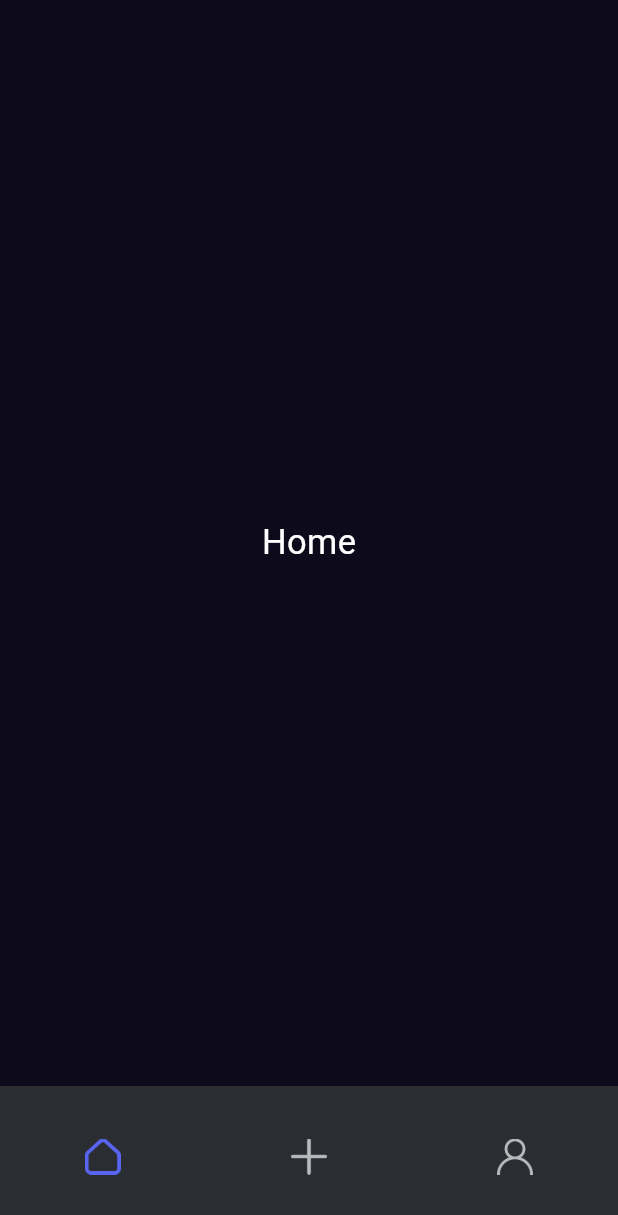
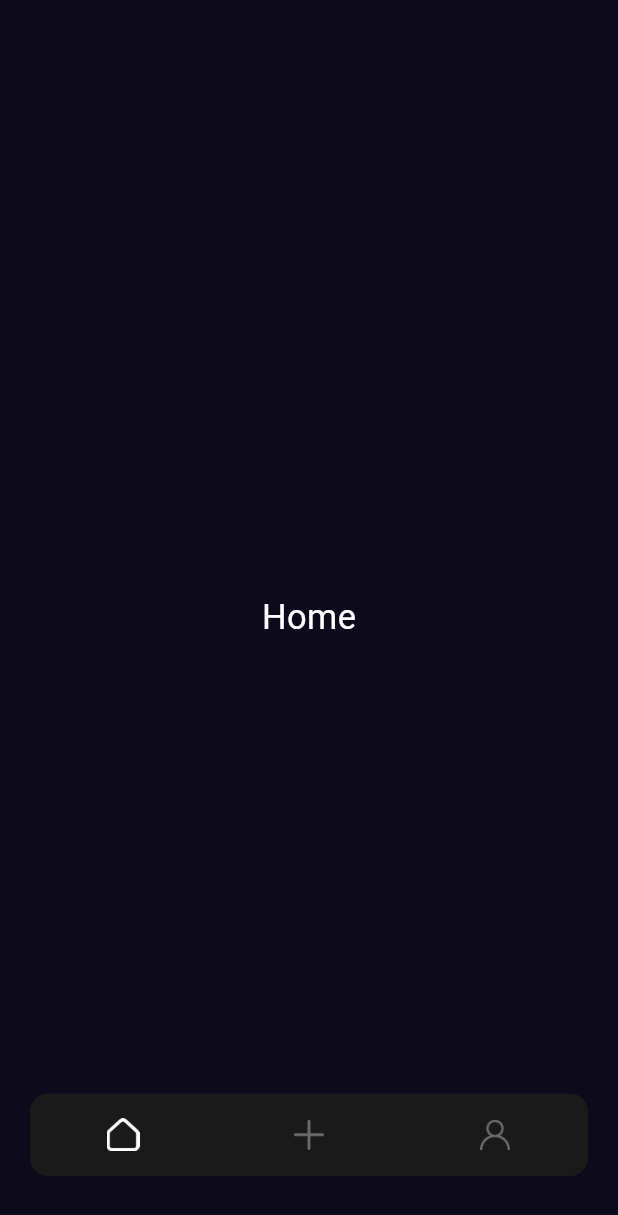
Before and after one commit to Adomakojohn/chunk_it, a Flutter app: the screen it shows after launch, on a phone screen of 412 x 824 dp. Shown: the top 1215 px of the screen. Run offline on Flutter 3.47's test engine with Material 3 defaults, Android fonts, the phone set to English and light mode, and no system bars; our stand-ins replace bloc, connectivity_plus, dartz, dio, equatable, flutter_dotenv and 2 more.

Commit message:
refactor navigation, and enhance app theme

```diff
--- a/lib/app_wrapper.dart
+++ b/lib/app_wrapper.dart
@@ -1,4 +1,4 @@
-import 'package:chunkit/core/theme/app_theme.dart';
+import 'package:chunkit/core/widgets/floating_nav_bar.dart';
 import 'package:chunkit/features/video/presentation/pages/create_page.dart';
 import 'package:chunkit/features/video/presentation/pages/home.dart';
 import 'package:chunkit/features/video/presentation/pages/profile_page.dart';
@@ -26,41 +26,11 @@ class _AppWrapperState extends State<AppWrapper> {
   @override
   Widget build(BuildContext context) {
     return Scaffold(
-      backgroundColor: AppTheme.dark.colorScheme.surface,
+      extendBody: true,
       body: _pages[_selectedIndex],
-      bottomNavigationBar: Container(
-        height: 100,
-        decoration: BoxDecoration(
-          color: AppTheme.dark.colorScheme.surface,
-          borderRadius: BorderRadius.only(
-            topLeft: Radius.circular(20),
-            topRight: Radius.circular(20),
-          ),
-        ),
-        child: BottomNavigationBar(
-          currentIndex: _selectedIndex,
-          onTap: (index) => setState(() => _selectedIndex = index),
-          backgroundColor: AppTheme.dark.colorScheme.surface,
-          selectedItemColor: AppTheme.dark.colorScheme.primary,
-          unselectedItemColor: AppTheme.dark.colorScheme.onSurfaceVariant,
-          type: BottomNavigationBarType.fixed,
-          showSelectedLabels: false,
-          showUnselectedLabels: false,
-          items: const [
-            BottomNavigationBarItem(
-              icon: ImageIcon(AssetImage('assets/icons/house.png')),
-              label: 'Home',
-            ),
-            BottomNavigationBarItem(
-              icon: ImageIcon(AssetImage('assets/icons/plus.png')),
-              label: 'Create',
-            ),
-            BottomNavigationBarItem(
-              icon: ImageIcon(AssetImage('assets/icons/user.png')),
-              label: 'Profile',
-            ),
-          ],
-        ),
+      bottomNavigationBar: FloatingNavBar(
+        selectedIndex: _selectedIndex,
+        onTabChange: (index) => setState(() => _selectedIndex = index),
       ),
     );
   }
--- a/lib/core/theme/app_theme.dart
+++ b/lib/core/theme/app_theme.dart
@@ -60,7 +60,7 @@ class AppTheme {
       onSecondary: _deepBlack,
       tertiary: _tertiaryBlue,
       onTertiary: _white,
-      surface: _darkGray,
+      surface: _softBlack,
       onSurface: _white,
 
       surfaceContainerHighest: _mediumGray,
@@ -91,7 +91,7 @@ class AppTheme {
       elevation: 0,
       centerTitle: false,
     ),
-    cardColor: _darkGray,
+    cardColor: _softBlack,
     dividerColor: _mutedGray,
     textTheme: Typography.whiteMountainView.apply(
       bodyColor: _white,
@@ -110,7 +110,7 @@ class AppTheme {
           end: Alignment.centerRight,
         ),
         shimmer: const LinearGradient(
-          colors: [_darkGray, _mediumGray],
+          colors: [_softBlack, _darkGray],
           begin: Alignment.centerLeft,
           end: Alignment.centerRight,
         ),
--- /dev/null
+++ b/lib/core/widgets/floating_nav_bar.dart
@@ -0,0 +1,86 @@
+import 'package:chunkit/core/theme/app_theme.dart';
+import 'package:flutter/material.dart';
+
+class FloatingNavBar extends StatelessWidget {
+  final int selectedIndex;
+  final Function(int) onTabChange;
+  const FloatingNavBar({
+    super.key,
+    required this.selectedIndex,
+    required this.onTabChange,
+  });
+
+  @override
+  Widget build(BuildContext context) {
+    return Padding(
+      padding: const EdgeInsets.fromLTRB(20, 0, 20, 40),
+      child: Container(
+        height: 55,
+        decoration: BoxDecoration(
+          color: AppTheme.dark.colorScheme.surface,
+          borderRadius: BorderRadius.circular(12),
+          boxShadow: [
+            BoxShadow(
+              color: Colors.black.withOpacity(0.1),
+              blurRadius: 10,
+              offset: const Offset(0, 5),
+            ),
+          ],
+        ),
+        child: Row(
+          mainAxisAlignment: MainAxisAlignment.spaceAround,
+          children: [
+            _NavBarItem(
+              icon: 'assets/icons/house.png',
+              isSelected: selectedIndex == 0,
+              onTap: () => onTabChange(0),
+            ),
+            _NavBarItem(
+              icon: 'assets/icons/plus.png',
+              isSelected: selectedIndex == 1,
+              onTap: () => onTabChange(1),
+            ),
+            _NavBarItem(
+              icon: 'assets/icons/user.png',
+              isSelected: selectedIndex == 2,
+              onTap: () => onTabChange(2),
+            ),
+          ],
+        ),
+      ),
+    );
+  }
+}
+
+class _NavBarItem extends StatelessWidget {
+  final String icon;
+  final bool isSelected;
+  final VoidCallback onTap;
+
+  const _NavBarItem({
+    required this.icon,
+    required this.isSelected,
+    required this.onTap,
+  });
+
+  @override
+  Widget build(BuildContext context) {
+    return Expanded(
+      child: InkWell(
+        onTap: onTap,
+        child: Center(
+          child: ImageIcon(
+            AssetImage(icon),
+            size: isSelected ? 22 : 20,
+            color:
+                isSelected
+                    ? Colors.white
+                    : AppTheme.dark.colorScheme.onSurfaceVariant.withOpacity(
+                      0.5,
+                    ),
+          ),
+        ),
+      ),
+    );
+  }
+}
--- a/lib/main.dart
+++ b/lib/main.dart
@@ -1,5 +1,4 @@
 import 'package:chunkit/app_wrapper.dart';
-import 'package:chunkit/features/auth/presentation/onboarding.dart';
 import 'package:flutter/material.dart';
 import 'core/theme/app_theme.dart';
 
--- a/pubspec.yaml
+++ b/pubspec.yaml
@@ -44,7 +44,7 @@ dependencies:
   shared_preferences: ^2.5.3
   # VIDEO PROCESSING
   youtube_explode_dart: ^2.2.1    # Extract YouTube video info & streams
-  ffmpeg_kit_flutter: ^6.0.3      # Video processing & chunking
+
 
   # BETTER NETWORKING
   dio: ^5.7.0                     # Replace http - better features
@@ -66,6 +66,7 @@ dependencies:
   permission_handler: ^11.3.1     # Storage permissions for saving chunks
   flutter_dotenv: ^6.0.0
   connectivity_plus: ^7.0.0
+  ffmpeg_kit_flutter_new: 3.2.0
 
 
 
```
Also changed, not shown: pubspec.lock, 3 other files.
